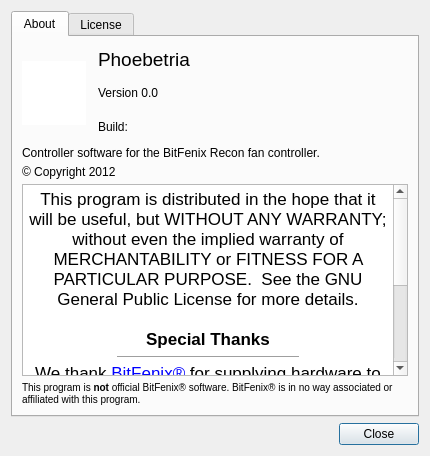
Qt form gui_about.ui (Shub77/phoebetria-code) before a commit.
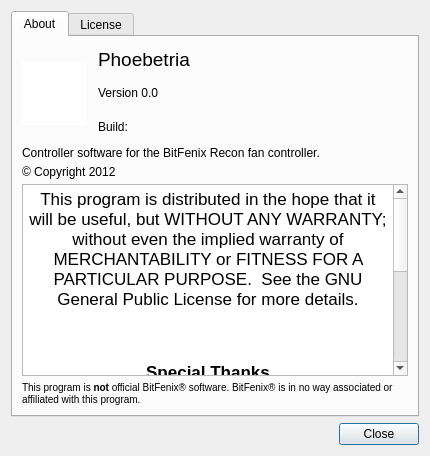
The same form after that commit. The open tabs and pages were chosen to show the change. Icons and pictures are not drawn.

Commit message: Changed tab order in About dialog

```diff
--- a/gui_about.ui
+++ b/gui_about.ui
@@ -199,18 +199,20 @@
             <string>&lt;!DOCTYPE HTML PUBLIC &quot;-//W3C//DTD HTML 4.0//EN&quot; &quot;http://www.w3.org/TR/REC-html40/strict.dtd&quot;&gt;
 &lt;html&gt;&lt;head&gt;&lt;meta name=&quot;qrichtext&quot; content=&quot;1&quot; /&gt;&lt;style type=&quot;text/css&quot;&gt;
 p, li { white-space: pre-wrap; }
-&lt;/style&gt;&lt;/head&gt;&lt;body style=&quot; font-family:'Lucida Grande'; font-size:13pt; font-weight:400; font-style:normal;&quot;&gt;
-&lt;p align=&quot;center&quot; style=&quot; margin-top:0px; margin-bottom:0px; margin-left:0px; margin-right:0px; -qt-block-indent:0; text-indent:0px;&quot;&gt;This program is distributed in the hope that it will be useful, but WITHOUT ANY WARRANTY; without even the implied warranty of MERCHANTABILITY or FITNESS FOR A PARTICULAR PURPOSE.  See the GNU General Public License for more details.&lt;/p&gt;
-&lt;p align=&quot;center&quot; style=&quot;-qt-paragraph-type:empty; margin-top:0px; margin-bottom:0px; margin-left:0px; margin-right:0px; -qt-block-indent:0; text-indent:0px;&quot;&gt;&lt;br /&gt;&lt;/p&gt;
-&lt;p align=&quot;center&quot; style=&quot; margin-top:0px; margin-bottom:0px; margin-left:0px; margin-right:0px; -qt-block-indent:0; text-indent:0px;&quot;&gt;&lt;span style=&quot; font-weight:600;&quot;&gt;Special Thanks&lt;/span&gt;&lt;/p&gt;
+&lt;/style&gt;&lt;/head&gt;&lt;body style=&quot; font-family:'MS Shell Dlg 2'; font-size:8.25pt; font-weight:400; font-style:normal;&quot;&gt;
+&lt;p align=&quot;center&quot; style=&quot; margin-top:0px; margin-bottom:0px; margin-left:0px; margin-right:0px; -qt-block-indent:0; text-indent:0px;&quot;&gt;&lt;span style=&quot; font-family:'Lucida Grande'; font-size:13pt;&quot;&gt;This program is distributed in the hope that it will be useful, but WITHOUT ANY WARRANTY; without even the implied warranty of MERCHANTABILITY or FITNESS FOR A PARTICULAR PURPOSE.  See the GNU General Public License for more details.&lt;/span&gt;&lt;/p&gt;
+&lt;p align=&quot;center&quot; style=&quot;-qt-paragraph-type:empty; margin-top:0px; margin-bottom:0px; margin-left:0px; margin-right:0px; -qt-block-indent:0; text-indent:0px; font-family:'Lucida Grande'; font-size:13pt;&quot;&gt;&lt;/p&gt;
+&lt;p align=&quot;center&quot; style=&quot; margin-top:0px; margin-bottom:0px; margin-left:0px; margin-right:0px; -qt-block-indent:0; text-indent:0px;&quot;&gt;&lt;span style=&quot; font-family:'Lucida Grande'; font-size:13pt;&quot;&gt;&lt;br /&gt;&lt;/span&gt;&lt;/p&gt;
+&lt;p align=&quot;center&quot; style=&quot; margin-top:0px; margin-bottom:0px; margin-left:0px; margin-right:0px; -qt-block-indent:0; text-indent:0px;&quot;&gt;&lt;span style=&quot; font-family:'Lucida Grande'; font-size:13pt; font-weight:600;&quot;&gt;Special Thanks&lt;/span&gt;&lt;/p&gt;
 &lt;hr width=&quot;50%&quot;/&gt;
-&lt;p align=&quot;center&quot; style=&quot; margin-top:0px; margin-bottom:0px; margin-left:0px; margin-right:0px; -qt-block-indent:0; text-indent:0px;&quot;&gt;We thank &lt;a href=&quot;http://www.bitfenix.com&quot;&gt;&lt;span style=&quot; text-decoration: underline; color:#0000ff;&quot;&gt;BitFenix®&lt;/span&gt;&lt;/a&gt; for supplying hardware to use for testing; Versions 1.2.0 onwards have benefited from their generosity.&lt;/p&gt;
-&lt;p align=&quot;center&quot; style=&quot;-qt-paragraph-type:empty; margin-top:0px; margin-bottom:0px; margin-left:0px; margin-right:0px; -qt-block-indent:0; text-indent:0px;&quot;&gt;&lt;br /&gt;&lt;/p&gt;
-&lt;p align=&quot;center&quot; style=&quot; margin-top:0px; margin-bottom:0px; margin-left:0px; margin-right:0px; -qt-block-indent:0; text-indent:0px;&quot;&gt;&lt;span style=&quot; font-weight:600;&quot;&gt;Acknowledgments&lt;/span&gt;&lt;/p&gt;
+&lt;p align=&quot;center&quot; style=&quot; margin-top:0px; margin-bottom:0px; margin-left:0px; margin-right:0px; -qt-block-indent:0; text-indent:0px;&quot;&gt;&lt;span style=&quot; font-family:'Lucida Grande'; font-size:13pt;&quot;&gt;We thank &lt;/span&gt;&lt;a href=&quot;http://www.bitfenix.com&quot;&gt;&lt;span style=&quot; font-family:'Lucida Grande'; font-size:13pt; text-decoration: underline; color:#0000ff;&quot;&gt;BitFenix®&lt;/span&gt;&lt;/a&gt;&lt;span style=&quot; font-family:'Lucida Grande'; font-size:13pt;&quot;&gt; for supplying hardware to use for testing; Versions 1.2.0 onwards have benefited from their generosity.&lt;/span&gt;&lt;/p&gt;
+&lt;p align=&quot;center&quot; style=&quot;-qt-paragraph-type:empty; margin-top:0px; margin-bottom:0px; margin-left:0px; margin-right:0px; -qt-block-indent:0; text-indent:0px; font-family:'Lucida Grande'; font-size:13pt;&quot;&gt;&lt;/p&gt;
+&lt;p align=&quot;center&quot; style=&quot; margin-top:0px; margin-bottom:0px; margin-left:0px; margin-right:0px; -qt-block-indent:0; text-indent:0px;&quot;&gt;&lt;span style=&quot; font-family:'Lucida Grande'; font-size:13pt;&quot;&gt;&lt;br /&gt;&lt;/span&gt;&lt;/p&gt;
+&lt;p align=&quot;center&quot; style=&quot; margin-top:0px; margin-bottom:0px; margin-left:0px; margin-right:0px; -qt-block-indent:0; text-indent:0px;&quot;&gt;&lt;span style=&quot; font-family:'Lucida Grande'; font-size:13pt; font-weight:600;&quot;&gt;Acknowledgments&lt;/span&gt;&lt;/p&gt;
 &lt;hr width=&quot;50%&quot;/&gt;
-&lt;p align=&quot;center&quot; style=&quot; margin-top:0px; margin-bottom:0px; margin-left:0px; margin-right:0px; -qt-block-indent:0; text-indent:0px;&quot;&gt;Tester: Michael Jacobsen&lt;/p&gt;
-&lt;p align=&quot;center&quot; style=&quot; margin-top:0px; margin-bottom:0px; margin-left:0px; margin-right:0px; -qt-block-indent:0; text-indent:0px;&quot;&gt;Tester: blah&lt;/p&gt;
-&lt;p align=&quot;center&quot; style=&quot; margin-top:0px; margin-bottom:0px; margin-left:0px; margin-right:0px; -qt-block-indent:0; text-indent:0px;&quot;&gt;Tester: blah&lt;/p&gt;&lt;/body&gt;&lt;/html&gt;</string>
+&lt;p align=&quot;center&quot; style=&quot; margin-top:0px; margin-bottom:0px; margin-left:0px; margin-right:0px; -qt-block-indent:0; text-indent:0px;&quot;&gt;&lt;span style=&quot; font-family:'Lucida Grande'; font-size:13pt;&quot;&gt;Tester: Michael Jacobsen&lt;/span&gt;&lt;/p&gt;
+&lt;p align=&quot;center&quot; style=&quot; margin-top:0px; margin-bottom:0px; margin-left:0px; margin-right:0px; -qt-block-indent:0; text-indent:0px;&quot;&gt;&lt;span style=&quot; font-family:'Lucida Grande'; font-size:13pt;&quot;&gt;Tester: blah&lt;/span&gt;&lt;/p&gt;
+&lt;p align=&quot;center&quot; style=&quot; margin-top:0px; margin-bottom:0px; margin-left:0px; margin-right:0px; -qt-block-indent:0; text-indent:0px;&quot;&gt;&lt;span style=&quot; font-family:'Lucida Grande'; font-size:13pt;&quot;&gt;Tester: blah&lt;/span&gt;&lt;/p&gt;&lt;/body&gt;&lt;/html&gt;</string>
            </property>
           </widget>
          </item>
```
Left out of the diff: 2 changed lines with no effect on the pictures.
